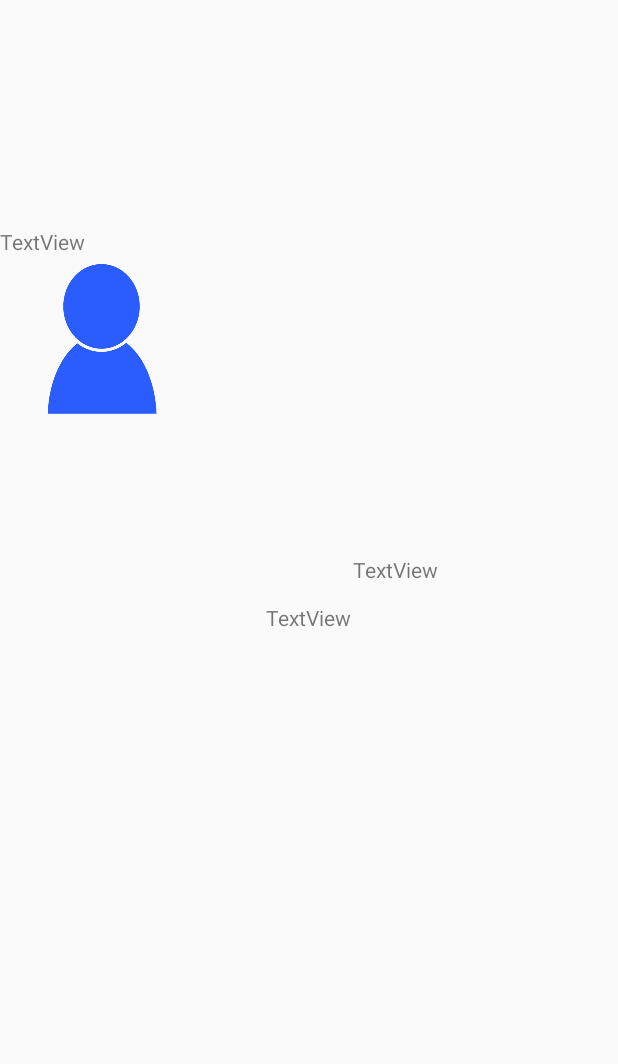
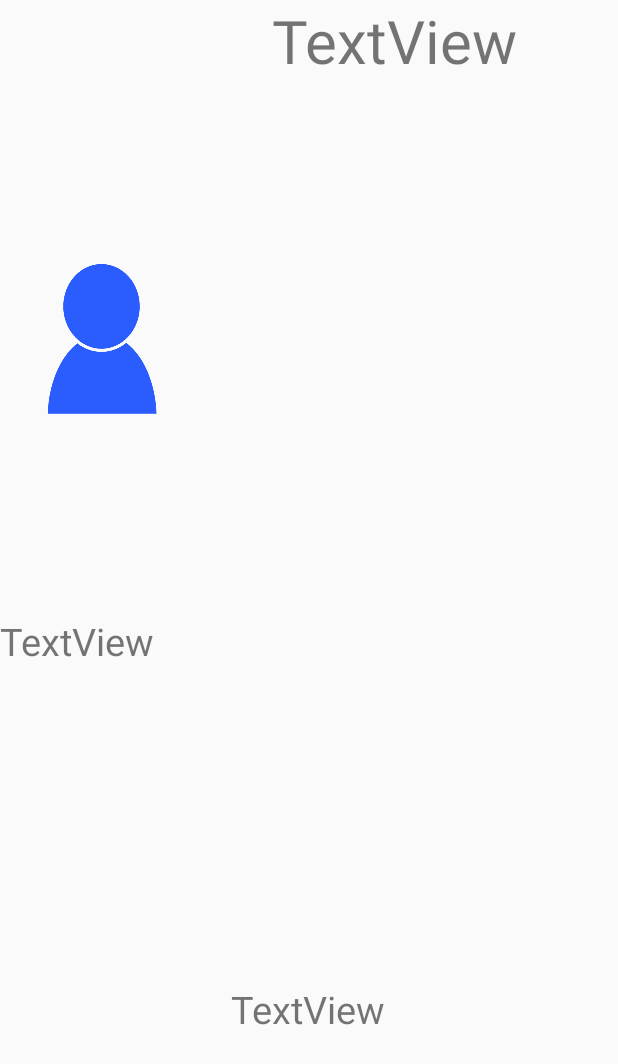
Before and after one commit to h-matsuo/hackathon_2017_colopl, an Android app: the layout activity_spotdetail.xml on its own in the app's theme, with its tools: preview values and no code run, on a phone screen of 412 x 824 dp. Shown: the top 1064 px of the screen. Run offline under Robolectric (Android 15) with nearby library versions, the phone set to English and light mode, and no system bars.

Commit message:
スポット詳細画面を追加しました

```diff
--- a/MyApplication/app/src/main/res/layout/activity_spotdetail.xml
+++ b/MyApplication/app/src/main/res/layout/activity_spotdetail.xml
@@ -9,7 +9,7 @@
         android:id="@+id/imageView2"
         android:layout_width="wrap_content"
         android:layout_height="wrap_content"
-        app:srcCompat="@drawable/icon"
+        android:src="@drawable/icon"
         android:layout_marginRight="273dp"
         android:layout_marginEnd="273dp"
         android:layout_marginBottom="379dp"
@@ -21,27 +21,31 @@
         android:id="@+id/text_username"
         android:layout_width="wrap_content"
         android:layout_height="wrap_content"
-        android:layout_alignParentTop="true"
-        android:layout_marginTop="151dp"
-        android:text="TextView" />
+        android:textSize="25dp"
+        android:text="TextView"
+        android:layout_alignBottom="@+id/imageView2"
+        android:layout_alignParentLeft="true"
+        android:layout_alignParentStart="true" />
 
     <TextView
         android:id="@+id/text_spotname"
         android:layout_width="wrap_content"
         android:layout_height="wrap_content"
-        android:layout_alignBottom="@+id/imageView2"
-        android:layout_alignParentEnd="true"
-        android:layout_alignParentRight="true"
-        android:layout_marginBottom="55dp"
-        android:layout_marginEnd="120dp"
-        android:layout_marginRight="120dp"
-        android:text="TextView" />
+        android:textSize="40dp"
+        android:text="TextView"
+        android:layout_alignParentTop="true"
+        android:layout_alignLeft="@+id/text_description"
+        android:layout_alignStart="@+id/text_description"
+        android:layout_marginLeft="27dp"
+        android:layout_marginStart="27dp" />
 
     <TextView
         android:id="@+id/text_description"
         android:layout_width="wrap_content"
         android:layout_height="wrap_content"
+        android:text="TextView"
+        android:layout_alignParentBottom="true"
+        android:textSize="25dp"
         android:layout_centerHorizontal="true"
-        android:layout_centerVertical="true"
-        android:text="TextView" />
+        android:layout_marginBottom="134dp" />
 </RelativeLayout>
```
Also changed, not shown: MyApplication/app/src/main/java/com/example/stamprally/MyAdapter.java (+17 -4 lines), MyApplication/app/src/main/java/com/example/stamprally/PlaceholderFragment.java (+19 -4 lines), MyApplication/app/src/main/java/com/example/stamprally/SpotDetailActivity.java (+20 -0 lines).
